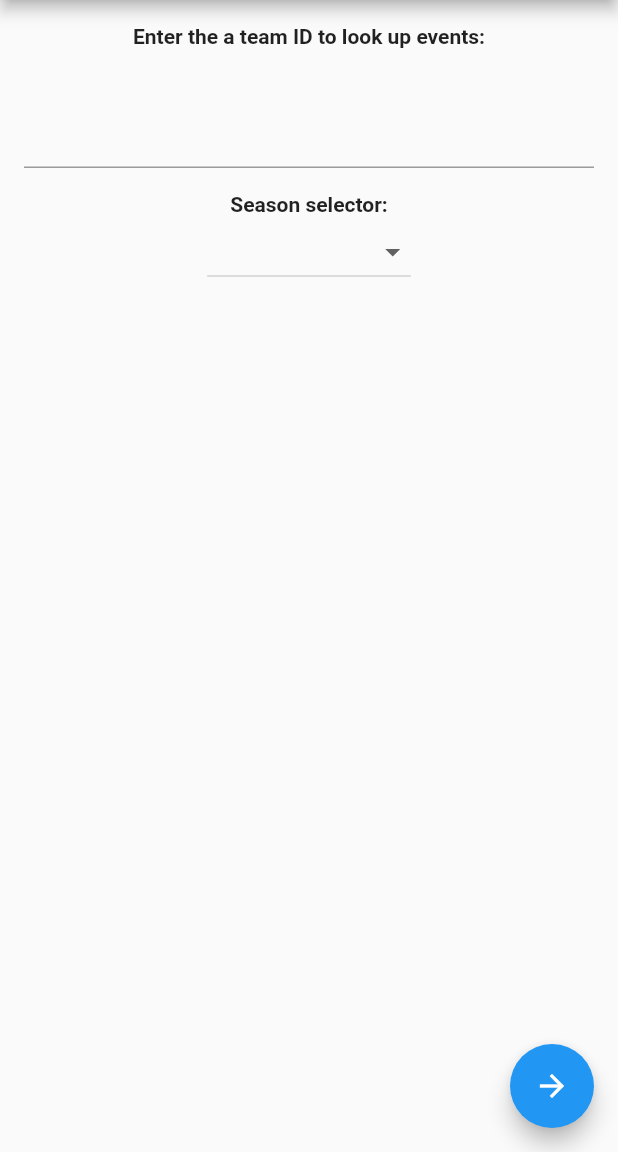
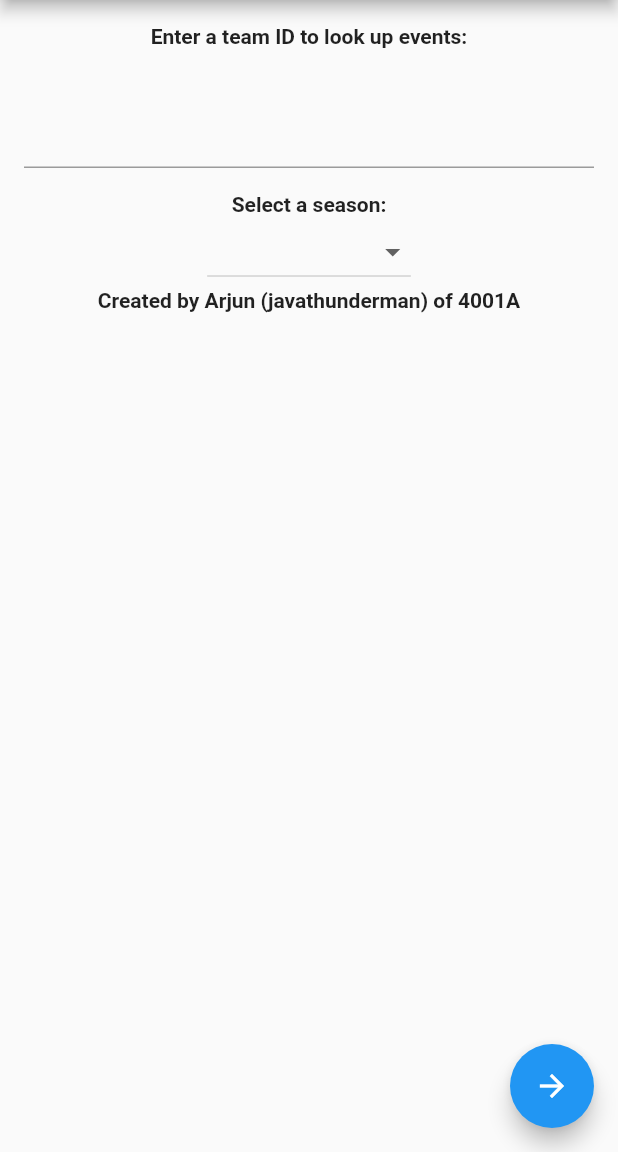
Before and after one commit to javathunderman/vex-smart-scan, a Flutter app: the screen it shows after launch, on a phone screen of 412 x 824 dp, the part 84-1236 px from its top. Run offline on Flutter 3.47's test engine with Material 2 defaults, Android fonts, the light colour scheme and no system bars.

Commit message:
minor frontend changes

```diff
--- a/smart-scan-app/lib/main.dart
+++ b/smart-scan-app/lib/main.dart
@@ -52,7 +52,7 @@ class _MyCustomFormState extends State<MyCustomForm> {
           Padding(
               padding: const EdgeInsets.all(16.0),
               child: Text(
-                'Enter the a team ID to look up events: ',
+                'Enter a team ID to look up events: ',
                 textAlign: TextAlign.center,
                 overflow: TextOverflow.ellipsis,
                 style: TextStyle(fontWeight: FontWeight.bold),
@@ -64,7 +64,7 @@ class _MyCustomFormState extends State<MyCustomForm> {
             ),
           ),
           Text(
-            'Season selector: ',
+            'Select a season: ',
             textAlign: TextAlign.center,
             overflow: TextOverflow.ellipsis,
             style: TextStyle(fontWeight: FontWeight.bold),
@@ -83,6 +83,12 @@ class _MyCustomFormState extends State<MyCustomForm> {
                 child: Text(value),
               );
             }).toList(),
+          ),
+          Text(
+            'Created by Arjun (javathunderman) of 4001A',
+            textAlign: TextAlign.center,
+            overflow: TextOverflow.ellipsis,
+            style: TextStyle(fontWeight: FontWeight.bold),
           ),
         ]),
       ),
@@ -211,8 +217,7 @@ class resultsPageState extends State<resultsPage> {
 
   Future<String> getData() async {
     var response = await http.get(
-        Uri.encodeFull(
-            "http://smart-scan.mercuryrobotics.tk/tournaments/" + sku),
+        Uri.encodeFull("http://smart-scan.smartscan.tk/tournaments/" + sku),
         headers: {"Accept": "application/json"});
 
     this.setState(() {
```
